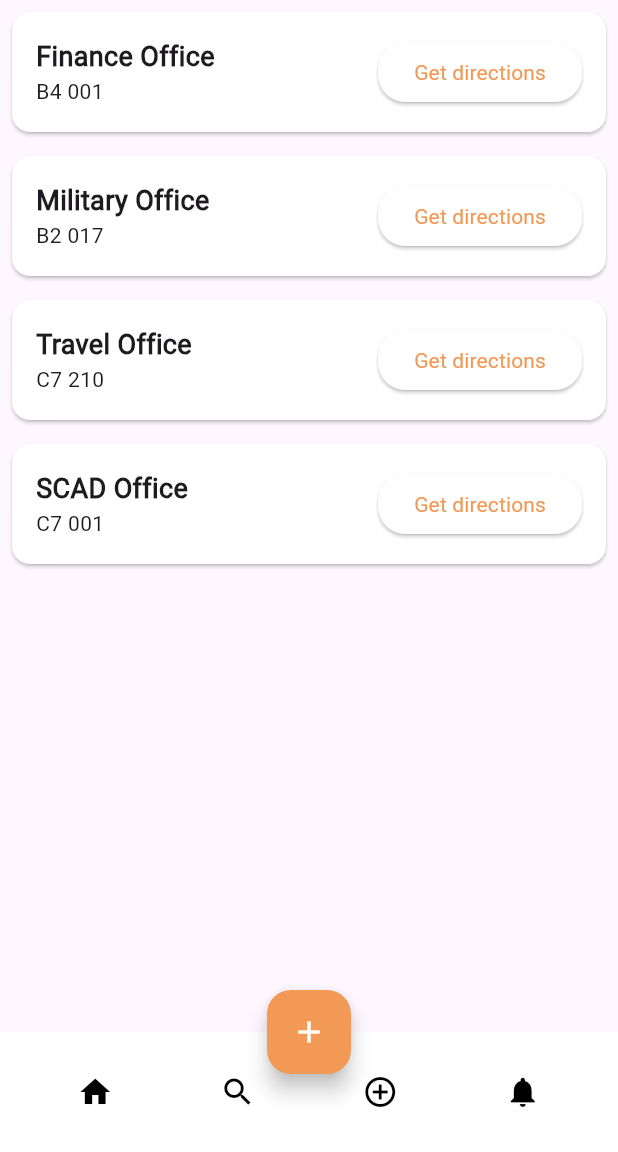
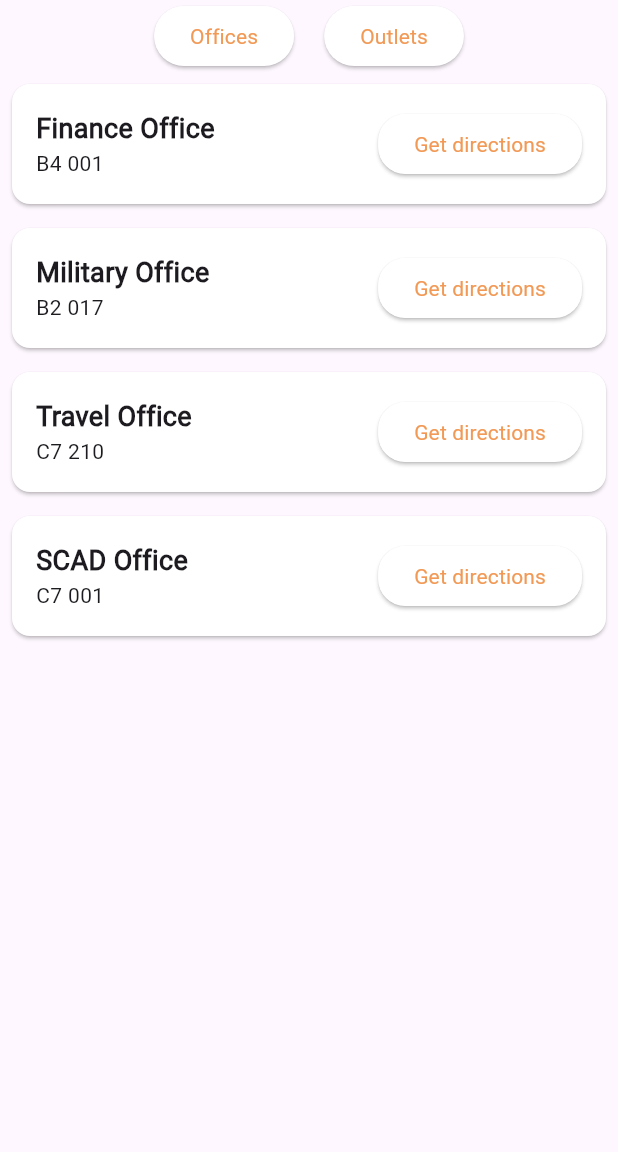
Before and after one commit to omar-sherif9992/GUConnect, a Flutter app: the OfficesAndOutlets screen opened by its route, on a phone screen of 412 x 824 dp, the part 84-1236 px from its top. Run offline on Flutter 3.47's test engine with Material 3 defaults, Android fonts, the phone set to English and light mode, and no system bars; our stand-ins replace cached_network_image, device_preview, email_validator, firebase_auth, firebase_core, flash and 3 more; missing offline and left inert: flutter_phone_direct_caller; accounts and stored records are empty; key blocks and very long unbroken strings in the code were emptied for the run.

Commit message:
finish profile and offices and outlets

```diff
--- a/app/lib/src/screens/officesAndOutlets.dart
+++ b/app/lib/src/screens/officesAndOutlets.dart
@@ -11,7 +11,28 @@ class OfficesAndOutlets extends StatelessWidget {
         title: 'Offices and Outlets',
         actions: [],
       ),
-      body: ListView(
+      body: Column(
+        children: [
+          Row(
+            mainAxisAlignment: MainAxisAlignment.center,
+            children: [
+              ElevatedButton(
+                onPressed: () {
+                  // Handle button 1 press
+                },
+                child: Text('Offices'),
+              ),
+              SizedBox(width: 20), // Add some spacing between buttons
+              ElevatedButton(
+                onPressed: () {
+                  // Handle button 2 press
+                },
+                child: Text('Outlets'),
+              ),
+            ],
+          ),
+          Expanded(
+            child: ListView(
               children: <Widget>[
                 OfficeItem(
                   officeName: 'Finance Office',
@@ -31,22 +52,26 @@ class OfficesAndOutlets extends StatelessWidget {
                 ),
               ],
             ),
-      bottomNavigationBar: BottomAppBar(
-        child: Row(
-          mainAxisAlignment: MainAxisAlignment.spaceAround,
-          children: <Widget>[
-            IconButton(icon: Icon(Icons.home), onPressed: () {}),
-            IconButton(icon: Icon(Icons.search), onPressed: () {}),
-            IconButton(icon: Icon(Icons.add_circle_outline), onPressed: () {}),
-            IconButton(icon: Icon(Icons.notifications), onPressed: () {}),
+          ),
         ],
-        ),
-      ),
-      floatingActionButton: FloatingActionButton(
-        child: Icon(Icons.add),
-        onPressed: () {},
-      ),
-      floatingActionButtonLocation: FloatingActionButtonLocation.centerDocked,
+      )
+      // bottomNavigationBar: BottomAppBar(
+      //   child: Row(
+      //     mainAxisAlignment: MainAxisAlignment.spaceAround,
+      //     children: <Widget>[
+      //       IconButton(icon: Icon(Icons.home), onPressed: () {}),
+      //       IconButton(icon: Icon(Icons.search), onPressed: () {}),
+      //       IconButton(icon: Icon(Icons.add_circle_outline), onPressed: () {}),
+      //       IconButton(icon: Icon(Icons.notifications), onPressed: () {}),
+      //     ],
+      //   ),
+      // ),
+      // floatingActionButton: FloatingActionButton(
+      //   child: Icon(Icons.add),
+      //   onPressed: () {},
+      // ),
+      // floatingActionButtonLocation: FloatingActionButtonLocation.centerDocked,
+      ,
     );
   }
 }
```
Also changed, not shown: app/lib/src/dummy_data/posts.dart (+36 -8 lines), app/lib/src/screens/user/profile.dart (+42 -29 lines), app/lib/src/widgets/post_widget.dart (+19 -21 lines). Lines whose indentation alone changed are shown as unchanged.
